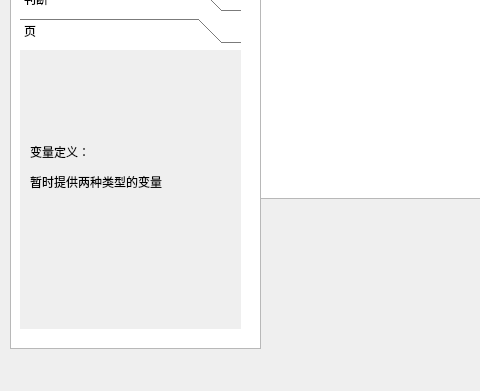
Old version of the form mainwindow.ui in the repository andwang130/web_ui_auto; both pictures show x 0 to 480 and y 329 to 720 of the 1322 by 720 pixel window.
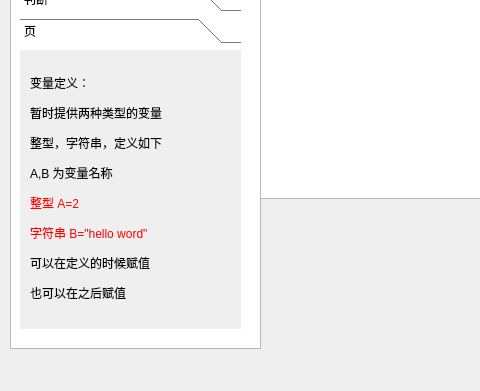
New version of the form. The open tabs and pages were chosen to show the change.

Commit message: 界面点击事件写到匹配移动了

```diff
--- a/mainwindow.ui
+++ b/mainwindow.ui
@@ -810,8 +810,8 @@
        <rect>
         <x>10</x>
         <y>10</y>
-        <width>219</width>
-        <height>255</height>
+        <width>191</width>
+        <height>271</height>
        </rect>
       </property>
       <property name="sizePolicy">
@@ -821,7 +821,7 @@
        </sizepolicy>
       </property>
       <property name="text">
-       <string>&lt;html&gt;&lt;head/&gt;&lt;body&gt;&lt;p&gt;变量定义：&lt;/p&gt;&lt;p&gt;暂时提供两种类型的变量&lt;/p&gt;&lt;p&gt;&lt;br/&gt;&lt;/p&gt;&lt;/body&gt;&lt;/html&gt;</string>
+       <string>&lt;html&gt;&lt;head/&gt;&lt;body&gt;&lt;p&gt;变量定义：&lt;/p&gt;&lt;p&gt;暂时提供两种类型的变量&lt;/p&gt;&lt;p&gt;整型，字符串，定义如下&lt;/p&gt;&lt;p&gt;A,B 为变量名称&lt;/p&gt;&lt;p&gt;&lt;span style=&quot; color:#ff0000;&quot;&gt;整型 A=2&lt;/span&gt;&lt;/p&gt;&lt;p&gt;&lt;span style=&quot; color:#ff0000;&quot;&gt;字符串 B=&amp;quot;hello word&amp;quot;&lt;/span&gt;&lt;/p&gt;&lt;p&gt;可以在定义的时候赋值&lt;/p&gt;&lt;p&gt;也可以在之后赋值&lt;br/&gt;&lt;/p&gt;&lt;/body&gt;&lt;/html&gt;</string>
       </property>
      </widget>
     </widget>
```
Left out of the diff: 16 changed lines with no effect on the pictures. The commit also changes 2 other files.
